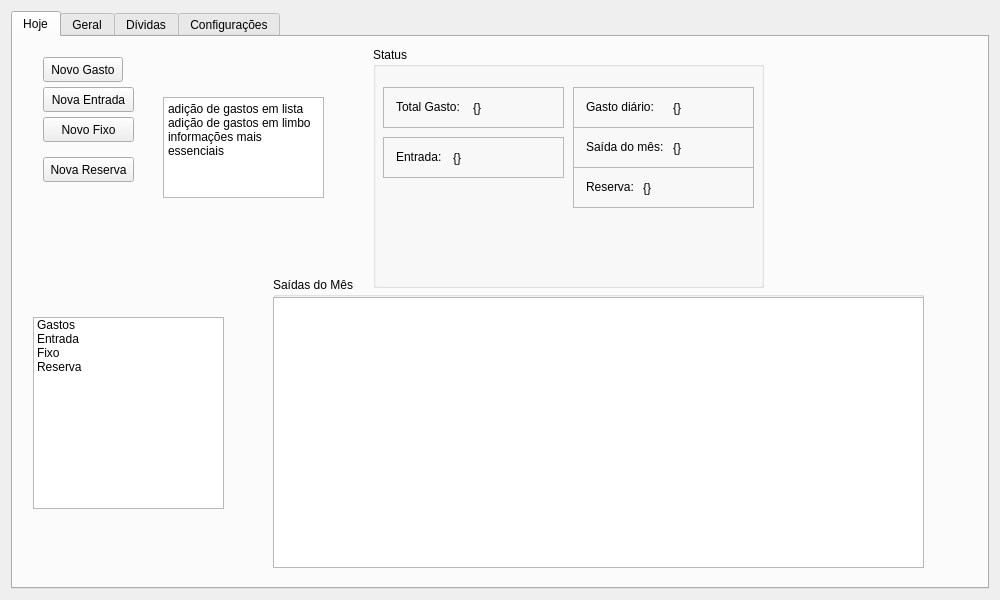
The window that ui/janela.ui (vazerick/controle_gastos) describes before a commit, drawn with Qt 5.
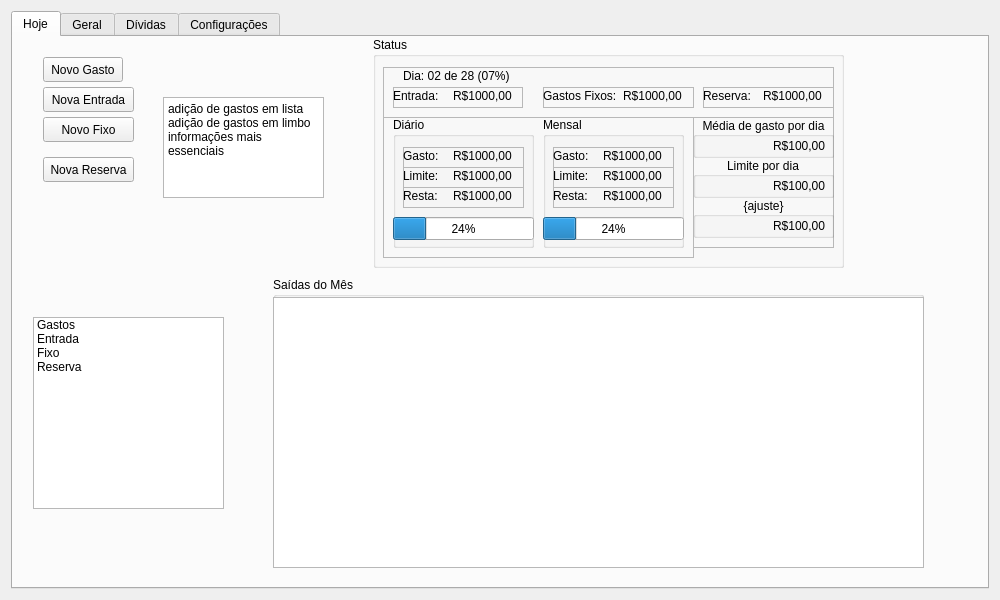
The same window after the commit. The open tabs and pages were chosen to show the change.

Commit message: Início dos calculos de gastos e de previsões

Patch:
```diff
--- a/ui/janela.ui
+++ b/ui/janela.ui
@@ -58,9 +58,9 @@
        <property name="geometry">
         <rect>
          <x>360</x>
-         <y>10</y>
-         <width>391</width>
-         <height>241</height>
+         <y>0</y>
+         <width>471</width>
+         <height>231</height>
         </rect>
        </property>
        <property name="title">
@@ -70,149 +70,437 @@
         <property name="geometry">
          <rect>
           <x>10</x>
-          <y>40</y>
-          <width>181</width>
-          <height>41</height>
+          <y>80</y>
+          <width>311</width>
+          <height>141</height>
          </rect>
         </property>
-        <property name="styleSheet">
-         <string notr="true"/>
-        </property>
         <property name="frameShape">
          <enum>QFrame::StyledPanel</enum>
         </property>
         <property name="frameShadow">
          <enum>QFrame::Raised</enum>
         </property>
-        <widget class="QLabel" name="labelSoma">
+        <widget class="QGroupBox" name="boxHoje">
          <property name="geometry">
           <rect>
-           <x>13</x>
-           <y>10</y>
-           <width>71</width>
-           <height>20</height>
+           <x>10</x>
+           <y>0</y>
+           <width>141</width>
+           <height>131</height>
           </rect>
          </property>
-         <property name="text">
-          <string>Total Gasto:</string>
+         <property name="title">
+          <string>Diário</string>
          </property>
+         <widget class="QFrame" name="frameHojeGasto">
+          <property name="geometry">
+           <rect>
+            <x>10</x>
+            <y>30</y>
+            <width>121</width>
+            <height>21</height>
+           </rect>
+          </property>
+          <property name="frameShape">
+           <enum>QFrame::StyledPanel</enum>
+          </property>
+          <property name="frameShadow">
+           <enum>QFrame::Raised</enum>
+          </property>
+          <widget class="QLabel" name="labelHojeGasto">
+           <property name="geometry">
+            <rect>
+             <x>0</x>
+             <y>0</y>
+             <width>54</width>
+             <height>17</height>
+            </rect>
+           </property>
+           <property name="text">
+            <string>Gasto:</string>
+           </property>
+          </widget>
+          <widget class="QLabel" name="labelHojeGastoV">
+           <property name="geometry">
+            <rect>
+             <x>50</x>
+             <y>0</y>
+             <width>71</width>
+             <height>17</height>
+            </rect>
+           </property>
+           <property name="text">
+            <string>R$1000,00</string>
+           </property>
+          </widget>
+         </widget>
+         <widget class="QFrame" name="frameHojeLimite">
+          <property name="geometry">
+           <rect>
+            <x>10</x>
+            <y>50</y>
+            <width>121</width>
+            <height>21</height>
+           </rect>
+          </property>
+          <property name="frameShape">
+           <enum>QFrame::StyledPanel</enum>
+          </property>
+          <property name="frameShadow">
+           <enum>QFrame::Raised</enum>
+          </property>
+          <widget class="QLabel" name="labelHojeLimite">
+           <property name="geometry">
+            <rect>
+             <x>0</x>
+             <y>0</y>
+             <width>54</width>
+             <height>17</height>
+            </rect>
+           </property>
+           <property name="text">
+            <string>Limite:</string>
+           </property>
+          </widget>
+          <widget class="QLabel" name="labelHojeLimiteV">
+           <property name="geometry">
+            <rect>
+             <x>50</x>
+             <y>0</y>
+             <width>71</width>
+             <height>17</height>
+            </rect>
+           </property>
+           <property name="text">
+            <string>R$1000,00</string>
+           </property>
+          </widget>
+         </widget>
+         <widget class="QFrame" name="frameHojeResto">
+          <property name="geometry">
+           <rect>
+            <x>10</x>
+            <y>70</y>
+            <width>121</width>
+            <height>21</height>
+           </rect>
+          </property>
+          <property name="frameShape">
+           <enum>QFrame::StyledPanel</enum>
+          </property>
+          <property name="frameShadow">
+           <enum>QFrame::Raised</enum>
+          </property>
+          <widget class="QLabel" name="labelHojeResto">
+           <property name="geometry">
+            <rect>
+             <x>0</x>
+             <y>0</y>
+             <width>54</width>
+             <height>17</height>
+            </rect>
+           </property>
+           <property name="text">
+            <string>Resta:</string>
+           </property>
+          </widget>
+          <widget class="QLabel" name="labelHojeRestaV">
+           <property name="geometry">
+            <rect>
+             <x>50</x>
+             <y>0</y>
+             <width>71</width>
+             <height>17</height>
+            </rect>
+           </property>
+           <property name="text">
+            <string>R$1000,00</string>
+           </property>
+          </widget>
+         </widget>
+         <widget class="QProgressBar" name="progressBarHoje">
+          <property name="geometry">
+           <rect>
+            <x>0</x>
+            <y>100</y>
+            <width>141</width>
+            <height>23</height>
+           </rect>
+          </property>
+          <property name="maximum">
+           <number>100</number>
+          </property>
+          <property name="value">
+           <number>24</number>
+          </property>
+         </widget>
         </widget>
-        <widget class="QLabel" name="labelVSoma">
+        <widget class="QGroupBox" name="boxMes">
          <property name="geometry">
           <rect>
-           <x>90</x>
-           <y>10</y>
-           <width>51</width>
-           <height>21</height>
+           <x>160</x>
+           <y>0</y>
+           <width>141</width>
+           <height>131</height>
           </rect>
          </property>
-         <property name="text">
-          <string>{}</string>
+         <property name="title">
+          <string>Mensal</string>
          </property>
+         <widget class="QFrame" name="frameMesGasto">
+          <property name="geometry">
+           <rect>
+            <x>10</x>
+            <y>30</y>
+            <width>121</width>
+            <height>21</height>
+           </rect>
+          </property>
+          <property name="frameShape">
+           <enum>QFrame::StyledPanel</enum>
+          </property>
+          <property name="frameShadow">
+           <enum>QFrame::Raised</enum>
+          </property>
+          <widget class="QLabel" name="labelMesGasto">
+           <property name="geometry">
+            <rect>
+             <x>0</x>
+             <y>0</y>
+             <width>54</width>
+             <height>17</height>
+            </rect>
+           </property>
+           <property name="text">
+            <string>Gasto:</string>
+           </property>
+          </widget>
+          <widget class="QLabel" name="labelMesGastoV">
+           <property name="geometry">
+            <rect>
+             <x>50</x>
+             <y>0</y>
+             <width>71</width>
+             <height>17</height>
+            </rect>
+           </property>
+           <property name="text">
+            <string>R$1000,00</string>
+           </property>
+          </widget>
+         </widget>
+         <widget class="QFrame" name="frameMesLimite">
+          <property name="geometry">
+           <rect>
+            <x>10</x>
+            <y>50</y>
+            <width>121</width>
+            <height>21</height>
+           </rect>
+          </property>
+          <property name="frameShape">
+           <enum>QFrame::StyledPanel</enum>
+          </property>
+          <property name="frameShadow">
+           <enum>QFrame::Raised</enum>
+          </property>
+          <widget class="QLabel" name="labelMesLimite">
+           <property name="geometry">
+            <rect>
+             <x>0</x>
+             <y>0</y>
+             <width>54</width>
+             <height>17</height>
+            </rect>
+           </property>
+           <property name="text">
+            <string>Limite:</string>
+           </property>
+          </widget>
+          <widget class="QLabel" name="labelMesLimiteV">
+           <property name="geometry">
+            <rect>
+             <x>50</x>
+             <y>0</y>
+             <width>71</width>
+             <height>17</height>
+            </rect>
+           </property>
+           <property name="text">
+            <string>R$1000,00</string>
+           </property>
+          </widget>
+         </widget>
+         <widget class="QFrame" name="frameMesResta">
+          <property name="geometry">
+           <rect>
+            <x>10</x>
+            <y>70</y>
+            <width>121</width>
+            <height>21</height>
+           </rect>
+          </property>
+          <property name="frameShape">
+           <enum>QFrame::StyledPanel</enum>
+          </property>
+          <property name="frameShadow">
+           <enum>QFrame::Raised</enum>
+          </property>
+          <widget class="QLabel" name="labelMesResta">
+           <property name="geometry">
+            <rect>
+             <x>0</x>
+             <y>0</y>
+             <width>54</width>
+             <height>17</height>
+            </rect>
+           </property>
+           <property name="text">
+            <string>Resta:</string>
+           </property>
+          </widget>
+          <widget class="QLabel" name="labelMesRestaV">
+           <property name="geometry">
+            <rect>
+             <x>50</x>
+             <y>0</y>
+             <width>71</width>
+             <height>17</height>
+            </rect>
+           </property>
+           <property name="text">
+            <string>R$1000,00</string>
+           </property>
+          </widget>
+         </widget>
+         <widget class="QProgressBar" name="progressBarMes">
+          <property name="geometry">
+           <rect>
+            <x>0</x>
+            <y>100</y>
+            <width>141</width>
+            <height>23</height>
+           </rect>
+          </property>
+          <property name="value">
+           <number>24</number>
+          </property>
+         </widget>
         </widget>
        </widget>
        <widget class="QFrame" name="frameEntrada">
         <property name="geometry">
          <rect>
-          <x>10</x>
-          <y>90</y>
-          <width>181</width>
-          <height>41</height>
+          <x>320</x>
+          <y>80</y>
+          <width>141</width>
+          <height>131</height>
          </rect>
         </property>
-        <property name="styleSheet">
-         <string notr="true"/>
-        </property>
         <property name="frameShape">
          <enum>QFrame::StyledPanel</enum>
         </property>
         <property name="frameShadow">
          <enum>QFrame::Raised</enum>
         </property>
-        <widget class="QLabel" name="labelEntrada">
+        <widget class="QGroupBox" name="boxMedia">
          <property name="geometry">
           <rect>
-           <x>13</x>
-           <y>10</y>
-           <width>71</width>
-           <height>20</height>
+           <x>0</x>
+           <y>0</y>
+           <width>141</width>
+           <height>41</height>
           </rect>
          </property>
-         <property name="text">
-          <string>Entrada:</string>
+         <property name="title">
+          <string>Média de gasto por dia</string>
          </property>
-        </widget>
-        <widget class="QLabel" name="labelVEntrada">
-         <property name="geometry">
-          <rect>
-           <x>70</x>
-           <y>10</y>
-           <width>71</width>
-           <height>21</height>
-          </rect>
+         <property name="alignment">
+          <set>Qt::AlignCenter</set>
          </property>
-         <property name="text">
-          <string>{}</string>
-         </property>
+         <widget class="QLabel" name="labelMedia">
+          <property name="geometry">
+           <rect>
+            <x>80</x>
+            <y>20</y>
+            <width>61</width>
+            <height>17</height>
+           </rect>
+          </property>
+          <property name="text">
+           <string>R$100,00</string>
+          </property>
+         </widget>
         </widget>
-       </widget>
-       <widget class="QFrame" name="frameSoma_3">
-        <property name="geometry">
-         <rect>
-          <x>200</x>
-          <y>80</y>
-          <width>181</width>
-          <height>41</height>
-         </rect>
-        </property>
-        <property name="styleSheet">
-         <string notr="true"/>
-        </property>
-        <property name="frameShape">
-         <enum>QFrame::StyledPanel</enum>
-        </property>
-        <property name="frameShadow">
-         <enum>QFrame::Raised</enum>
-        </property>
-        <widget class="QLabel" name="labelSoma_3">
+        <widget class="QGroupBox" name="boxLimiteDia">
          <property name="geometry">
           <rect>
-           <x>13</x>
-           <y>10</y>
-           <width>91</width>
-           <height>20</height>
+           <x>0</x>
+           <y>40</y>
+           <width>141</width>
+           <height>41</height>
           </rect>
          </property>
-         <property name="text">
-          <string>Saída do mês:</string>
+         <property name="title">
+          <string>Limite por dia</string>
          </property>
+         <property name="alignment">
+          <set>Qt::AlignCenter</set>
+         </property>
+         <widget class="QLabel" name="labelLimiteDia">
+          <property name="geometry">
+           <rect>
+            <x>80</x>
+            <y>20</y>
+            <width>61</width>
+            <height>17</height>
+           </rect>
+          </property>
+          <property name="text">
+           <string>R$100,00</string>
+          </property>
+         </widget>
         </widget>
-        <widget class="QLabel" name="labelVSoma_3">
+        <widget class="QGroupBox" name="boxAjuste">
          <property name="geometry">
           <rect>
-           <x>100</x>
-           <y>10</y>
-           <width>51</width>
-           <height>21</height>
+           <x>0</x>
+           <y>80</y>
+           <width>141</width>
+           <height>41</height>
           </rect>
          </property>
-         <property name="text">
-          <string>{}</string>
+         <property name="title">
+          <string>{ajuste}</string>
          </property>
+         <property name="alignment">
+          <set>Qt::AlignCenter</set>
+         </property>
+         <widget class="QLabel" name="labelAjuste">
+          <property name="geometry">
+           <rect>
+            <x>80</x>
+            <y>20</y>
+            <width>61</width>
+            <height>17</height>
+           </rect>
+          </property>
+          <property name="text">
+           <string>R$100,00</string>
+          </property>
+         </widget>
         </widget>
        </widget>
        <widget class="QFrame" name="frameSoma_2">
         <property name="geometry">
          <rect>
-          <x>200</x>
-          <y>40</y>
-          <width>181</width>
-          <height>41</height>
+          <x>10</x>
+          <y>30</y>
+          <width>451</width>
+          <height>51</height>
          </rect>
         </property>
-        <property name="styleSheet">
-         <string notr="true"/>
-        </property>
         <property name="frameShape">
          <enum>QFrame::StyledPanel</enum>
         </property>
@@ -222,73 +510,141 @@
         <widget class="QLabel" name="labelSoma_2">
          <property name="geometry">
           <rect>
-           <x>13</x>
-           <y>10</y>
-           <width>81</width>
-           <height>20</height>
+           <x>20</x>
+           <y>0</y>
+           <width>121</width>
+           <height>17</height>
           </rect>
          </property>
          <property name="text">
-          <string>Gasto diário:</string>
+          <string>Dia: 02 de 28 (07%)</string>
          </property>
         </widget>
-        <widget class="QLabel" name="labelVSoma_2">
+        <widget class="QFrame" name="frameTotalEntrada">
          <property name="geometry">
           <rect>
-           <x>100</x>
-           <y>10</y>
-           <width>51</width>
+           <x>10</x>
+           <y>20</y>
+           <width>130</width>
            <height>21</height>
           </rect>
          </property>
-         <property name="text">
-          <string>{}</string>
+         <property name="frameShape">
+          <enum>QFrame::StyledPanel</enum>
          </property>
+         <property name="frameShadow">
+          <enum>QFrame::Raised</enum>
+         </property>
+         <widget class="QLabel" name="labelTotalEntrada">
+          <property name="geometry">
+           <rect>
+            <x>0</x>
+            <y>0</y>
+            <width>54</width>
+            <height>17</height>
+           </rect>
+          </property>
+          <property name="text">
+           <string>Entrada:</string>
+          </property>
+         </widget>
+         <widget class="QLabel" name="labelTotalEntradaV">
+          <property name="geometry">
+           <rect>
+            <x>60</x>
+            <y>0</y>
+            <width>71</width>
+            <height>17</height>
+           </rect>
+          </property>
+          <property name="text">
+           <string>R$1000,00</string>
+          </property>
+         </widget>
         </widget>
-       </widget>
-       <widget class="QFrame" name="frameSoma_4">
-        <property name="geometry">
-         <rect>
-          <x>200</x>
-          <y>120</y>
-          <width>181</width>
-          <height>41</height>
-         </rect>
-        </property>
-        <property name="styleSheet">
-         <string notr="true"/>
-        </property>
-        <property name="frameShape">
-         <enum>QFrame::StyledPanel</enum>
-        </property>
-        <property name="frameShadow">
-         <enum>QFrame::Raised</enum>
-        </property>
-        <widget class="QLabel" name="labelSoma_4">
+        <widget class="QFrame" name="frameTotalFixo">
          <property name="geometry">
           <rect>
-           <x>13</x>
-           <y>10</y>
-           <width>91</width>
-           <height>20</height>
+           <x>160</x>
+           <y>20</y>
+           <width>151</width>
+           <height>21</height>
           </rect>
          </property>
-         <property name="text">
-          <string>Reserva:</string>
+         <property name="frameShape">
+          <enum>QFrame::StyledPanel</enum>
          </property>
+         <property name="frameShadow">
+          <enum>QFrame::Raised</enum>
+         </property>
+         <widget class="QLabel" name="labelTotalFixo">
+          <property name="geometry">
+           <rect>
+            <x>0</x>
+            <y>0</y>
+            <width>81</width>
+            <height>17</height>
+           </rect>
+          </property>
+          <property name="text">
+           <string>Gastos Fixos:</string>
+          </property>
+         </widget>
+         <widget class="QLabel" name="labelTotalFixoV">
+          <property name="geometry">
+           <rect>
+            <x>80</x>
+            <y>0</y>
+            <width>71</width>
+            <height>17</height>
+           </rect>
+          </property>
+          <property name="text">
+           <string>R$1000,00</string>
+          </property>
+         </widget>
         </widget>
-        <widget class="QLabel" name="labelVSoma_4">
+        <widget class="QFrame" name="frameTotalReserva">
          <property name="geometry">
           <rect>
-           <x>70</x>
-           <y>10</y>
-           <width>51</width>
+           <x>320</x>
+           <y>20</y>
+           <width>131</width>
            <height>21</height>
           </rect>
          </property>
-         <property name="text">
-          <string>{}</string>
+         <property name="frameShape">
+          <enum>QFrame::StyledPanel</enum>
          </property>
+         <property name="frameShadow">
+          <enum>QFrame::Raised</enum>
+         </property>
+         <widget class="QLabel" name="labelTotalReserva">
+          <property name="geometry">
+           <rect>
+            <x>0</x>
+            <y>0</y>
+            <width>54</width>
+            <height>17</height>
+           </rect>
+          </property>
+          <property name="text">
+           <string>Reserva:</string>
+          </property>
+         </widget>
+         <widget class="QLabel" name="labelTotalReservaV">
+          <property name="geometry">
+           <rect>
+            <x>60</x>
+            <y>0</y>
+            <width>71</width>
+            <height>17</height>
+           </rect>
+          </property>
+          <property name="text">
+           <string>R$1000,00</string>
+          </property>
+         </widget>
         </widget>
        </widget>
       </widget>
```
Left out of the diff: 13 changed lines with no effect on the pictures. The commit also changes 4 other files.
